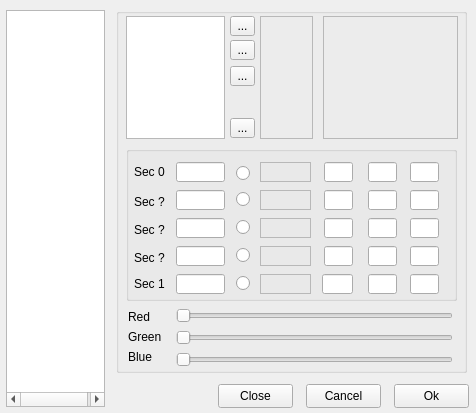
Above: harbour/contrib/hbide/setup.ui from harbour/core before the change. Below: the same form after it.
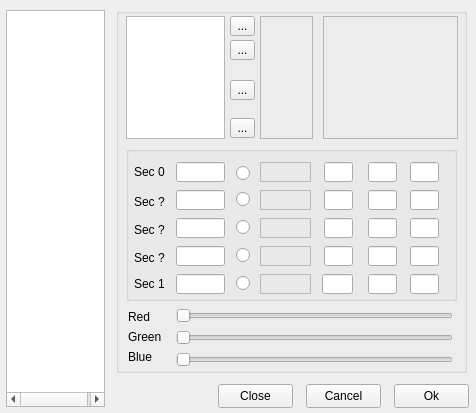
That is the form after the change. The open tabs and pages were chosen to show the change.

Patch:
```diff
--- a/harbour/contrib/hbide/setup.ui
+++ b/harbour/contrib/hbide/setup.ui
@@ -2203,7 +2203,7 @@
       <property name="geometry">
        <rect>
         <x>114</x>
-        <y>58</y>
+        <y>72</y>
         <width>25</width>
         <height>20</height>
        </rect>
```
Left out of the diff: 50 changed lines with no effect on the pictures.
